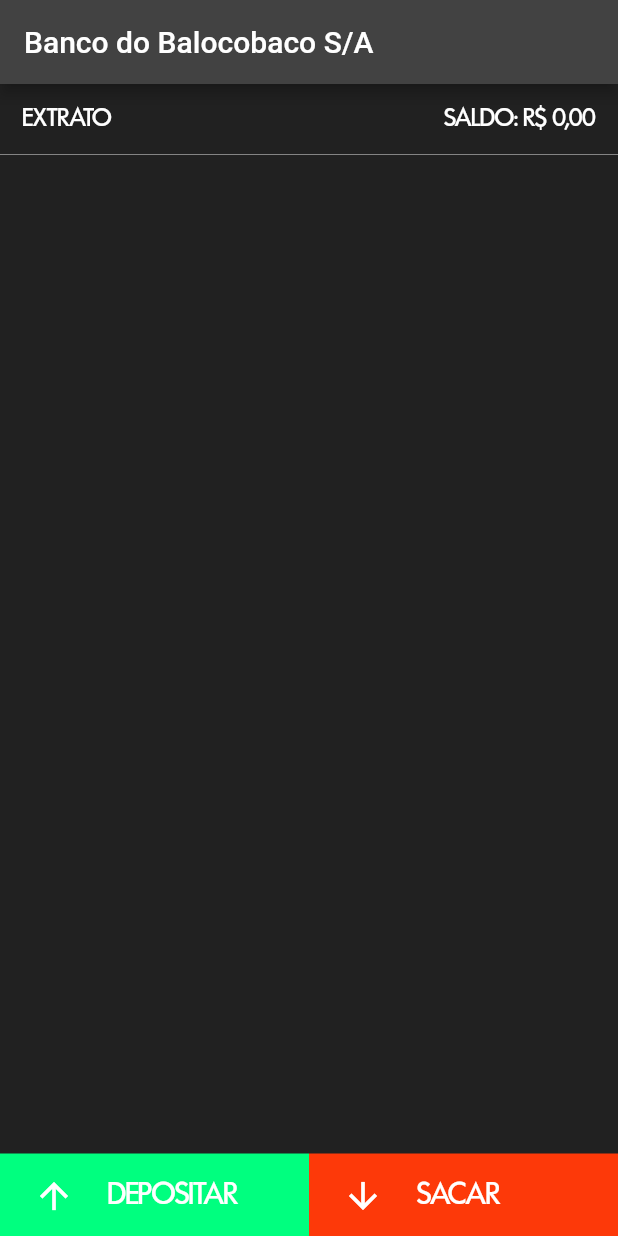
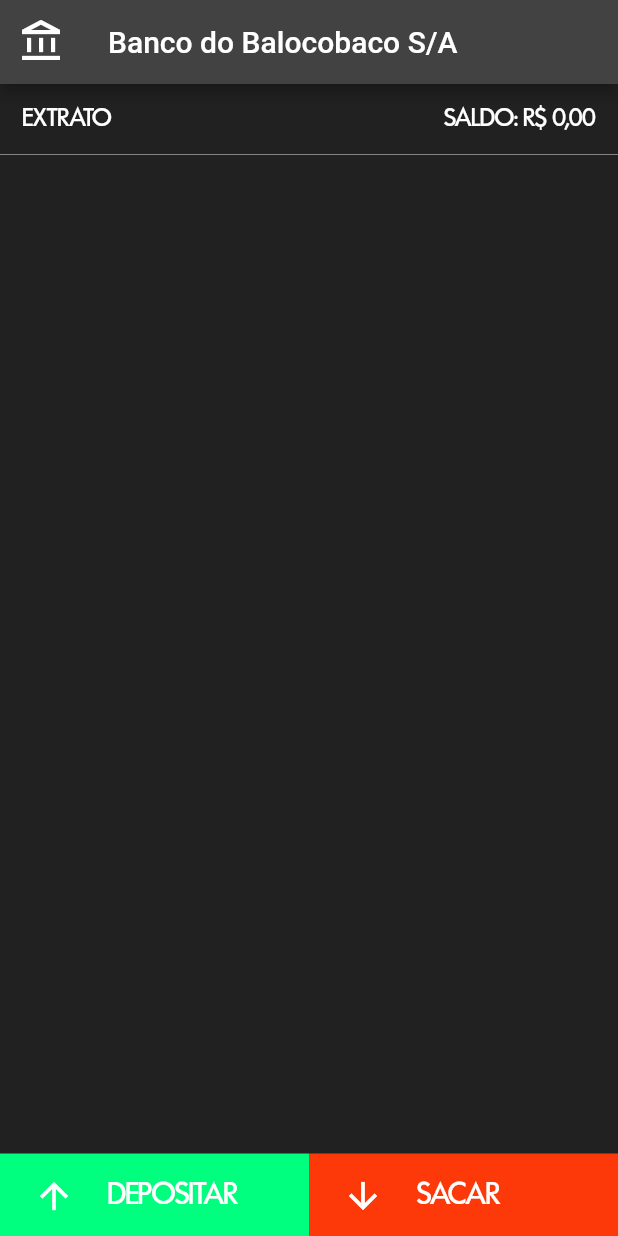
Before and after one commit to NKS1608/bank-app-flutter, a Flutter app: the screen it shows after launch, on a phone screen of 412 x 824 dp. Run offline on Flutter 3.47's test engine with Material 2 defaults, Android fonts, the phone set to English and light mode, and no system bars.

Commit message:
o fim é apenas o começo

```diff
--- a/lib/main.dart
+++ b/lib/main.dart
@@ -22,6 +22,10 @@ class _BankAccountState extends State<BankAccount> {
       home: Scaffold(
         appBar: AppBar(
           title: Text('Banco do Balocobaco S/A'),
+          leading: Icon(
+            Icons.account_balance_outlined,
+            size: 32,
+          ),
         ),
         body: MainScreen(),
       ),
```
